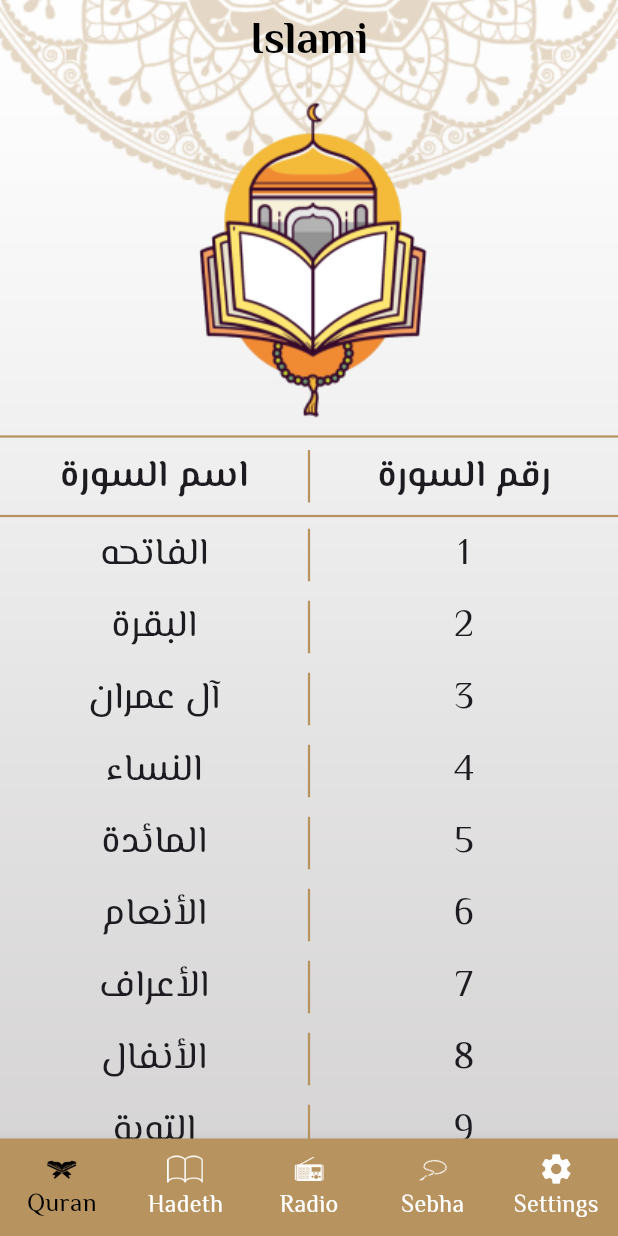
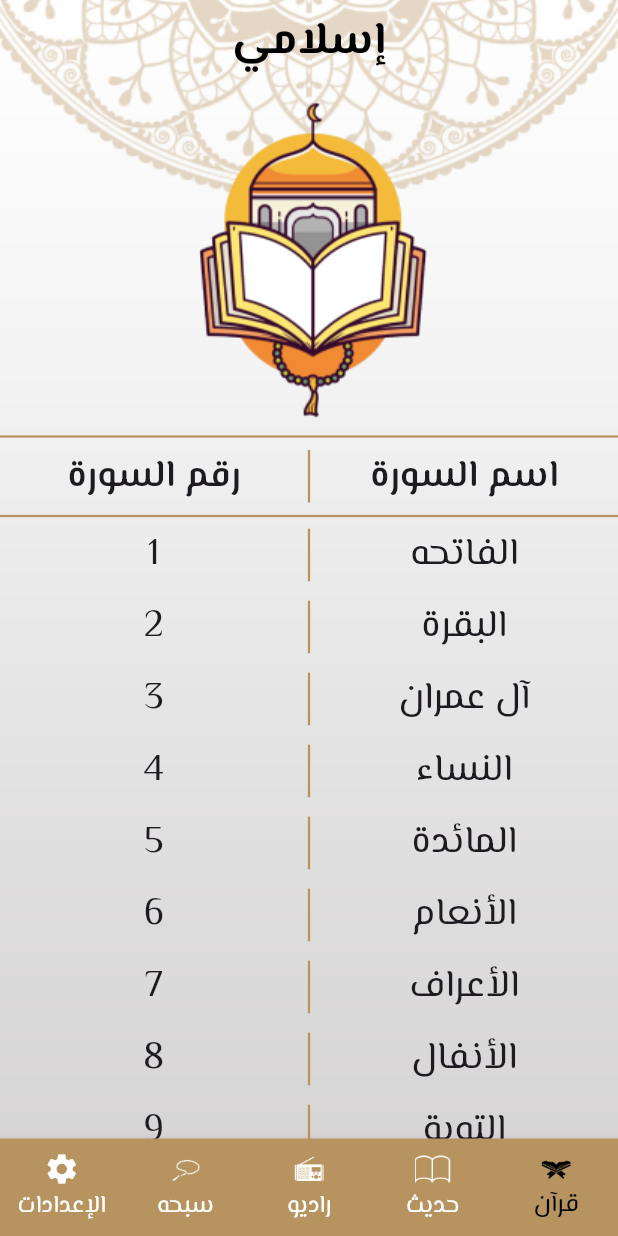
Before and after one commit to ahmedfaragabd/islamic_app, a Flutter app: the screen it shows after launch, on a phone screen of 412 x 824 dp. Run offline on Flutter 3.47's test engine with Material 3 defaults, Android fonts, the phone set to English and light mode, and no system bars; generated files the repository leaves out were written again.

Commit message:
handled localizations

```diff
--- a/islami_app/lib/l10n/app_ar.arb
+++ b/islami_app/lib/l10n/app_ar.arb
@@ -1,7 +1,14 @@
 {
-  "islami": "إسلامي",
-  "language": "اللغة",
-  "theme": "النمط"
-
-
+  "islami" : "إسلامي",
+  "language" : "اللغة",
+  "theme" : "النمط",
+  "quran" : "قرآن",
+  "hadeth" : "حديث",
+  "radio" : "راديو",
+  "sebha" : "سبحه",
+  "settings" : "الإعدادات",
+  "chaptetitle": "اسم السورة",
+  "chapternumber": "رقم السورة",
+  "numberOfPraises": "عدد التسبيحات",
+  "quranRadio":  "إذاعـة الـقـرآن الـكـريـم"
 }
--- a/islami_app/lib/main.dart
+++ b/islami_app/lib/main.dart
@@ -29,7 +29,7 @@ class MyApp extends StatelessWidget {
         Locale('en'),
         Locale('ar'),
       ],
-      locale: Locale("en"),
+      locale: Locale("ar"),
       title: 'Flutter Demo',
       theme: AppTheme.LightTheme,
       darkTheme: AppTheme.DarkTheme,
--- a/islami_app/lib/ui/home/hadeth_widget.dart
+++ b/islami_app/lib/ui/home/hadeth_widget.dart
@@ -3,6 +3,8 @@ import 'package:flutter/material.dart';
 import 'package:flutter/services.dart';
 import 'package:flutter/widgets.dart';
 import 'package:islamic_app/ui/home/hadeth_title_item.dart';
+import 'package:flutter_gen/gen_l10n/app_localizations.dart';
+
 
 class HadethWidget extends StatefulWidget {
   const HadethWidget({super.key});
@@ -24,7 +26,7 @@ class _HadethWidgetState extends State<HadethWidget> {
                 Center(child: Image.asset("assets/images/hadeth_header.png"))),
         Divider(),
         Center(
-          child: Text("الاحــاديــث",
+          child: Text(AppLocalizations.of(context)!.hadeth,
               style: Theme.of(context).textTheme.bodyLarge),
         ),
         const Divider(),
--- a/islami_app/lib/ui/home/home_screen.dart
+++ b/islami_app/lib/ui/home/home_screen.dart
@@ -53,20 +53,20 @@ class _HomeScreenState extends State<HomeScreen> {
           items: [
             BottomNavigationBarItem(
                 backgroundColor: Theme.of(context).primaryColor,
-                icon: ImageIcon(AssetImage("assets/images/quran_icn.png")),
-                label: "Quran"),
+                icon: ImageIcon(AssetImage("assets/images/quran_icn.png"),),
+                label:AppLocalizations.of(context)!.quran),
             BottomNavigationBarItem(
                 icon: ImageIcon(AssetImage("assets/images/hadeth_icn.png")),
-                label: "Hadeth"),
+                label: AppLocalizations.of(context)!.hadeth),
             BottomNavigationBarItem(
                 icon: ImageIcon(AssetImage("assets/images/radio_icn.png")),
-                label: "Radio"),
+                label: AppLocalizations.of(context)!.radio),
             BottomNavigationBarItem(
               icon: ImageIcon(AssetImage("assets/images/sebha_icn.png")),
-              label: "Sebha",
+              label: AppLocalizations.of(context)!.sebha,
             ),
             BottomNavigationBarItem(
-                icon: Icon(Icons.settings), label: "Settings"),
+                icon: Icon(Icons.settings), label: AppLocalizations.of(context)!.settings),
           ],
         ),
         body: navWidget[currentNavIndex],
--- a/islami_app/lib/ui/home/quran_widget.dart
+++ b/islami_app/lib/ui/home/quran_widget.dart
@@ -1,6 +1,7 @@
 import 'package:flutter/material.dart';
-import 'package:islamic_app/style/app_theme.dart';
+
 import 'package:islamic_app/ui/home/quran_title_widget.dart';
+import 'package:flutter_gen/gen_l10n/app_localizations.dart';
 
 class QuranWidget extends StatefulWidget {
   QuranWidget({super.key});
@@ -137,7 +138,7 @@ class _QuranWidgetState extends State<QuranWidget> {
           children: [
             Expanded(
               child: Center(
-                child: Text("اسم السورة",
+                child: Text(AppLocalizations.of(context)!.chaptetitle,
                     style: Theme.of(context).textTheme.bodyLarge),
               ),
             ),
@@ -148,7 +149,7 @@ class _QuranWidgetState extends State<QuranWidget> {
             ),
             Expanded(
               child: Center(
-                child: Text("رقم السورة",
+                child: Text(AppLocalizations.of(context)!.chapternumber,
                     style: Theme.of(context).textTheme.bodyLarge),
               ),
             )
--- a/islami_app/lib/ui/home/radio_widget.dart
+++ b/islami_app/lib/ui/home/radio_widget.dart
@@ -1,6 +1,7 @@
 import 'package:flutter/cupertino.dart';
 import 'package:flutter/material.dart';
 import 'package:islamic_app/style/app_theme.dart';
+import 'package:flutter_gen/gen_l10n/app_localizations.dart';
 
 class RadioWidget extends StatelessWidget {
   const RadioWidget({super.key});
@@ -17,7 +18,7 @@ class RadioWidget extends StatelessWidget {
       SizedBox(height: 50),
       Center(
           child: Text(
-        "إذاعـة الـقـرآن الـكـريـم ",
+        AppLocalizations.of(context)!.quranRadio,
         style: TextStyle(
             fontSize: 24,
             fontFamily: "El Messiri",
```
Also changed, not shown: islami_app/lib/l10n/app_en.arb (+13 -3 lines), islami_app/lib/ui/home/sebha_widget.dart (+5 -3 lines).
